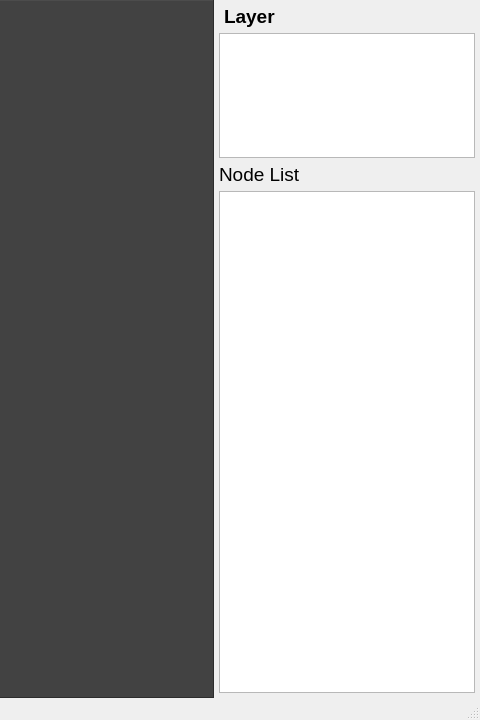
First picture: the form in tools/editor/mainwindow.ui, repository nitk-pm/Procon, before the edit; both pictures show x 800 to 1280 and y 0 to 720 of the 1280 by 720 pixel window.
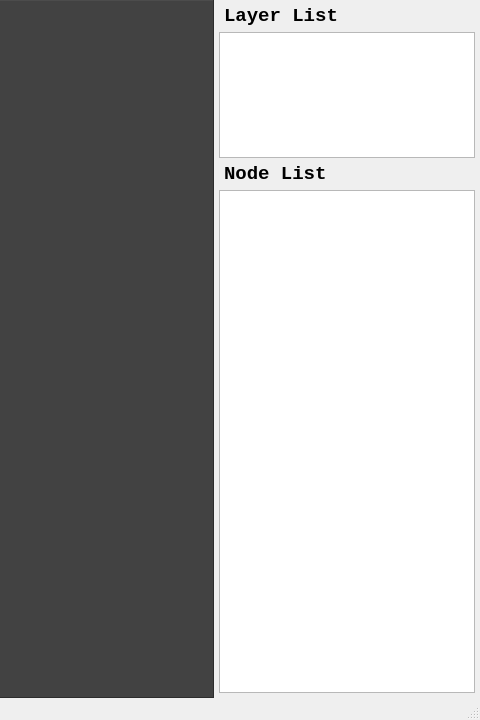
Second picture: the form after the edit. Icons and pictures are not drawn. Custom widgets are drawn as their Qt base class.

The edit to the form file:
```diff
--- a/tools/editor/mainwindow.ui
+++ b/tools/editor/mainwindow.ui
@@ -101,6 +101,7 @@
         <widget class="QLabel" name="label">
          <property name="font">
           <font>
+           <family>Consolas</family>
            <pointsize>14</pointsize>
            <weight>75</weight>
            <bold>true</bold>
@@ -119,7 +120,7 @@
           <number>0</number>
          </property>
          <property name="text">
-          <string>Layer</string>
+          <string>Layer List</string>
          </property>
          <property name="textFormat">
           <enum>Qt::RichText</enum>
@@ -148,6 +149,7 @@
          </property>
          <property name="font">
           <font>
+           <family>Consolas</family>
            <pointsize>10</pointsize>
           </font>
          </property>
@@ -181,21 +183,34 @@
         <widget class="QLabel" name="label_2">
          <property name="font">
           <font>
+           <family>Consolas</family>
            <pointsize>14</pointsize>
+           <weight>75</weight>
+           <bold>true</bold>
           </font>
          </property>
+         <property name="lineWidth">
+          <number>0</number>
+         </property>
          <property name="text">
           <string>Node List</string>
          </property>
+         <property name="indent">
+          <number>5</number>
+         </property>
         </widget>
        </item>
        <item>
         <widget class="QTreeView" name="node_view">
          <property name="font">
           <font>
+           <family>Consolas</family>
            <pointsize>10</pointsize>
           </font>
          </property>
+         <property name="autoFillBackground">
+          <bool>false</bool>
+         </property>
          <property name="selectionMode">
           <enum>QAbstractItemView::ExtendedSelection</enum>
          </property>
@@ -209,13 +224,16 @@
           <bool>true</bool>
          </property>
          <property name="wordWrap">
-          <bool>true</bool>
+          <bool>false</bool>
          </property>
          <attribute name="headerCascadingSectionResizes">
           <bool>true</bool>
          </attribute>
          <attribute name="headerDefaultSectionSize">
-          <number>125</number>
+          <number>80</number>
+         </attribute>
+         <attribute name="headerMinimumSectionSize">
+          <number>80</number>
          </attribute>
         </widget>
        </item>
```
Left out of the diff: 8 changed lines with no effect on the pictures.
